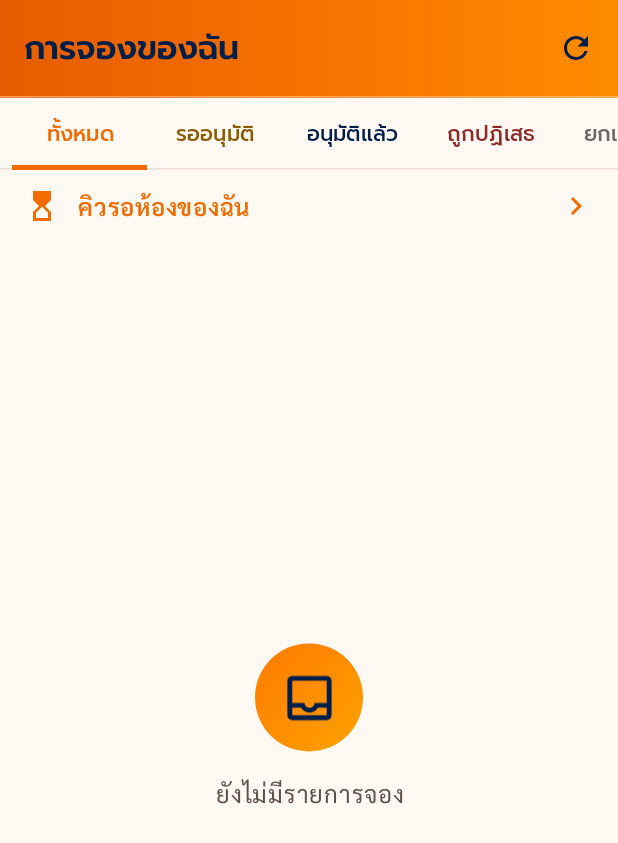
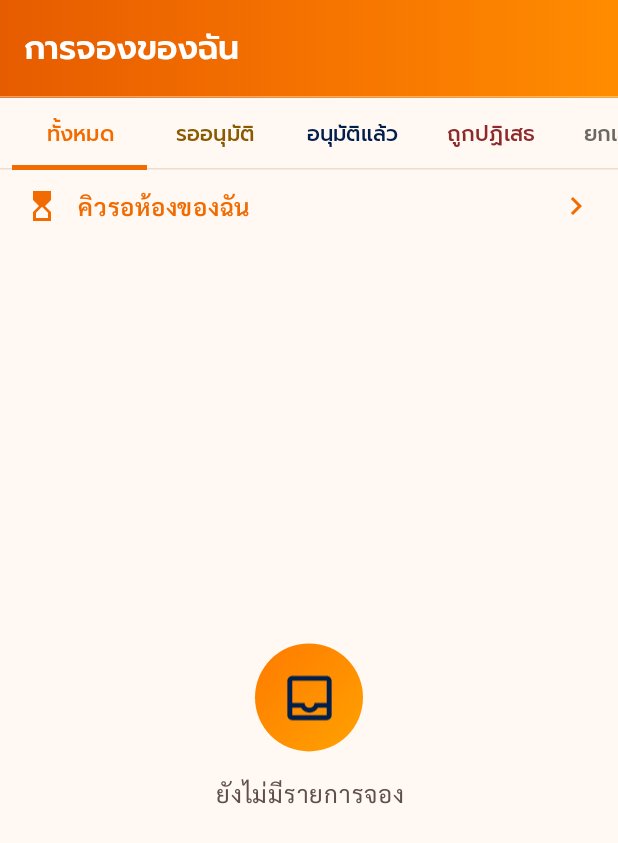
Before and after one commit to nphaungy/smart-room-booking, an Android app built with Jetpack Compose: the composable MyBookingsScreen shown on its own in the app's theme, on a phone screen of 412 x 824 dp. Shown: the top 843 px of the screen. Run offline under Robolectric (Android 15) with nearby library versions, the phone set to English and light mode, and no system bars; our stand-ins replace Shimmer; network calls fail; 1 statement that could not run was skipped.

Commit message:
Add pull-to-refresh to all screens, compact bottom bar, white headers, remove refresh buttons

```diff
--- a/app/src/main/java/com/example/roombooking/ui/approval/ApprovalsScreen.kt
+++ b/app/src/main/java/com/example/roombooking/ui/approval/ApprovalsScreen.kt
@@ -5,7 +5,6 @@ import androidx.compose.foundation.layout.fillMaxSize
 import androidx.compose.foundation.layout.padding
 import androidx.compose.material.icons.Icons
 import androidx.compose.material.icons.filled.QrCodeScanner
-import androidx.compose.material.icons.filled.Refresh
 import androidx.compose.material3.ExtendedFloatingActionButton
 import androidx.compose.material3.Icon
 import androidx.compose.material3.IconButton
@@ -74,7 +73,6 @@ fun ApprovalsScreen(
     ScreenScaffold(
         title = "พิจารณาการจอง",
         actions = {
-            IconButton(onClick = vm::load) { Icon(Icons.Filled.Refresh, "รีเฟรช") }
             topActions()
         },
         // Check-in: staff scan the QR e-ticket on the booker's phone
--- a/app/src/main/java/com/example/roombooking/ui/booking/BookingDetailScreen.kt
+++ b/app/src/main/java/com/example/roombooking/ui/booking/BookingDetailScreen.kt
@@ -14,7 +14,6 @@ import androidx.compose.foundation.layout.size
 import androidx.compose.foundation.rememberScrollState
 import androidx.compose.foundation.verticalScroll
 import androidx.compose.material.icons.Icons
-import androidx.compose.material.icons.filled.Refresh
 import androidx.compose.material3.AlertDialog
 import androidx.compose.material3.ButtonDefaults
 import androidx.compose.material3.Card
@@ -121,7 +120,6 @@ fun BookingDetailScreen(
     ScreenScaffold(
         title = "รายละเอียดการจอง",
         onBack = onBack,
-        actions = { IconButton(onClick = vm::load) { Icon(Icons.Filled.Refresh, "รีเฟรช") } },
         bottomBar = {
             val b = (vm.state as? UiState.Success)?.data
             when {
@@ -139,7 +137,7 @@ fun BookingDetailScreen(
     ) { padding ->
         StateContent(vm.state, vm::load, "ไม่พบรายการ", Modifier.padding(padding)) { b ->
             Column(
-                Modifier.padding(padding).fillMaxSize().verticalScroll(rememberScrollState()).padding(16.dp),
+                Modifier.fillMaxSize().verticalScroll(rememberScrollState()).padding(16.dp),
                 verticalArrangement = Arrangement.spacedBy(12.dp),
             ) {
                 Row {
--- a/app/src/main/java/com/example/roombooking/ui/booking/MyBookingsScreen.kt
+++ b/app/src/main/java/com/example/roombooking/ui/booking/MyBookingsScreen.kt
@@ -20,7 +20,6 @@ import androidx.compose.foundation.lazy.itemsIndexed
 import androidx.compose.material.icons.Icons
 import androidx.compose.material.icons.automirrored.filled.KeyboardArrowRight
 import androidx.compose.material.icons.filled.HourglassTop
-import androidx.compose.material.icons.filled.Refresh
 import androidx.compose.material3.Card
 import androidx.compose.material3.CardDefaults
 import androidx.compose.material3.Icon
@@ -118,8 +117,8 @@ fun MyBookingsScreen(
     val tabs: List<BookingStatus?> = listOf(null) + BookingStatus.entries
     ScreenScaffold(
         title = "การจองของฉัน",
+        contentColor = androidx.compose.ui.graphics.Color.White,
         actions = {
-            IconButton(onClick = vm::refresh) { Icon(Icons.Filled.Refresh, "รีเฟรช") }
             topActions()
         },
     ) { padding ->
--- a/app/src/main/java/com/example/roombooking/ui/booking/WaitlistScreen.kt
+++ b/app/src/main/java/com/example/roombooking/ui/booking/WaitlistScreen.kt
@@ -10,7 +10,6 @@ import androidx.compose.foundation.layout.padding
 import androidx.compose.foundation.lazy.LazyColumn
 import androidx.compose.foundation.lazy.items
 import androidx.compose.material.icons.Icons
-import androidx.compose.material.icons.filled.Refresh
 import androidx.compose.material3.Card
 import androidx.compose.material3.Icon
 import androidx.compose.material3.IconButton
@@ -81,11 +80,10 @@ fun WaitlistScreen(
     ScreenScaffold(
         title = "คิวรอห้อง",
         onBack = onBack,
-        actions = { IconButton(onClick = vm::load) { Icon(Icons.Filled.Refresh, "รีเฟรช") } },
         snackbarHostState = snackbar,
     ) { padding ->
         StateContent(vm.state, vm::load, "ยังไม่มีคิวรอห้อง", Modifier.padding(padding)) { list ->
-            LazyColumn(Modifier.padding(padding), contentPadding = PaddingValues(12.dp), verticalArrangement = Arrangement.spacedBy(8.dp)) {
+            LazyColumn(contentPadding = PaddingValues(12.dp), verticalArrangement = Arrangement.spacedBy(8.dp)) {
                 items(list, key = { it.id }) { e -> WaitlistCard(e, onLeave = { vm.leave(e.id) }, onOpenBooking = onOpenBooking) }
             }
         }
--- a/app/src/main/java/com/example/roombooking/ui/common/Components.kt
+++ b/app/src/main/java/com/example/roombooking/ui/common/Components.kt
@@ -28,6 +28,12 @@ import androidx.compose.animation.togetherWith
 import androidx.compose.foundation.background
 import androidx.compose.foundation.layout.Arrangement
 import androidx.compose.foundation.layout.Box
+import androidx.compose.foundation.layout.BoxWithConstraints
+import androidx.compose.foundation.rememberScrollState
+import androidx.compose.foundation.verticalScroll
+import androidx.compose.material3.pulltorefresh.PullToRefreshBox
+import androidx.compose.runtime.LaunchedEffect
+import kotlinx.coroutines.delay
 import androidx.compose.foundation.layout.Column
 import androidx.compose.foundation.layout.PaddingValues
 import androidx.compose.foundation.layout.Spacer
@@ -96,6 +102,7 @@ fun ScreenScaffold(
     floatingActionButton: @Composable () -> Unit = {},
     bottomBar: @Composable () -> Unit = {},
     snackbarHostState: SnackbarHostState? = null,
+    contentColor: Color = Brand.OnHero,
     content: @Composable (PaddingValues) -> Unit,
 ) {
     Scaffold(
@@ -125,9 +132,9 @@ fun ScreenScaffold(
                         colors = TopAppBarDefaults.topAppBarColors(
                             containerColor = Color.Transparent,
                             scrolledContainerColor = Color.Transparent,
-                            titleContentColor = Brand.OnHero,
-                            navigationIconContentColor = Brand.OnHero,
-                            actionIconContentColor = Brand.OnHero,
+                            titleContentColor = contentColor,
+                            navigationIconContentColor = contentColor,
+                            actionIconContentColor = contentColor,
                         ),
                     )
                     // a light hairline; it also keeps the bar distinct from the page in dark mode
@@ -249,7 +256,40 @@ fun SkeletonCard(modifier: Modifier = Modifier) {
     }
 }
 
-/** Renders any UiState with the three standard states and a success slot. */
+/**
+ * Pull-to-refresh around [content]. The spinner shows from the pull until [state] has left Loading
+ * (and at least a moment, for screens whose reload never shows Loading). [content] must scroll for the gesture to work.
+ */
+@OptIn(ExperimentalMaterial3Api::class)
+@Composable
+fun PullRefresh(
+    state: UiState<*>,
+    onRefresh: () -> Unit,
+    modifier: Modifier = Modifier,
+    content: @Composable () -> Unit,
+) {
+    var pulled by remember { mutableStateOf(false) }
+    LaunchedEffect(pulled, state) {
+        if (pulled && state !is UiState.Loading) {
+            delay(500)
+            pulled = false
+        }
+    }
+    PullToRefreshBox(
+        isRefreshing = pulled,
+        onRefresh = {
+            pulled = true
+            onRefresh()
+        },
+        modifier = modifier.fillMaxSize(),
+        content = { content() },
+    )
+}
+
+/**
+ * Renders any UiState with the three standard states and a success slot.
+ * Pulling down reloads through [onRetry] (every screen that uses this gets pull-to-refresh).
+ */
 @Composable
 fun <T> StateContent(
     state: UiState<T>,
@@ -258,6 +298,8 @@ fun <T> StateContent(
     modifier: Modifier = Modifier,
     content: @Composable (T) -> Unit,
 ) {
+    // `modifier` carries the caller's padding; it goes on the pull box so the spinner sits under the app bar.
+    PullRefresh(state, onRetry, modifier) {
         // Cross-fade only when the KIND of state changes (Loading -> Success, Success -> Error ...);
         // new data inside Success updates in place without flashing.
         AnimatedContent(
@@ -267,10 +309,16 @@ fun <T> StateContent(
             label = "stateContent",
         ) { s ->
             when (s) {
-            UiState.Loading -> LoadingView(modifier)
-            UiState.Empty -> EmptyView(emptyMessage, modifier)
-            is UiState.Error -> ErrorView(s.message, onRetry, modifier)
+                UiState.Loading -> LoadingView()
+                // Empty and error pages scroll (by their own height) so they can still be pulled down.
+                UiState.Empty -> BoxWithConstraints(Modifier.fillMaxSize()) {
+                    EmptyView(emptyMessage, Modifier.verticalScroll(rememberScrollState()).height(maxHeight))
+                }
+                is UiState.Error -> BoxWithConstraints(Modifier.fillMaxSize()) {
+                    ErrorView(s.message, onRetry, Modifier.verticalScroll(rememberScrollState()).height(maxHeight))
+                }
                 is UiState.Success -> content(s.data)
+            }
         }
     }
 }
--- a/app/src/main/java/com/example/roombooking/ui/dashboard/DashboardScreen.kt
+++ b/app/src/main/java/com/example/roombooking/ui/dashboard/DashboardScreen.kt
@@ -170,7 +170,7 @@ private fun DashboardContent(d: Dashboard) {
             }
         }
 
-        GradientTitle("อัตราการใช้ห้อง (ชั่วโมงที่อนุมัติ ÷ ชั่วโมงเปิดให้บริการ)")
+        GradientTitle("อัตราการใช้ห้อง")
         d.rooms.forEachIndexed { i, r ->
             val usage = animatedProgress((r.utilizationPercent / 100.0).toFloat().coerceIn(0f, 1f), delayMillis = 200 + i * 60)
             Column(Modifier.semantics(mergeDescendants = true) {}) {
--- a/app/src/main/java/com/example/roombooking/ui/notifications/NotificationsScreen.kt
+++ b/app/src/main/java/com/example/roombooking/ui/notifications/NotificationsScreen.kt
@@ -16,7 +16,6 @@ import androidx.compose.material.icons.Icons
 import androidx.compose.material.icons.filled.DoneAll
 import androidx.compose.material.icons.filled.Notifications
 import androidx.compose.material.icons.outlined.NotificationsNone
-import androidx.compose.material.icons.filled.Refresh
 import androidx.compose.material3.Card
 import androidx.compose.material3.CardDefaults
 import androidx.compose.material3.Icon
@@ -106,13 +105,11 @@ fun NotificationsScreen(
         onBack = onBack,
         actions = {
             IconButton(onClick = vm::markAll) { Icon(Icons.Filled.DoneAll, "อ่านทั้งหมด") }
-            IconButton(onClick = vm::refresh) { Icon(Icons.Filled.Refresh, "รีเฟรช") }
         },
     ) { padding ->
         StateContent(state, vm::refresh, "ยังไม่มีการแจ้งเตือน", Modifier.padding(padding)) { list ->
             val seen = remember { mutableSetOf<Any>() }
             LazyColumn(
-                Modifier.padding(padding),
                 contentPadding = PaddingValues(12.dp),
                 verticalArrangement = Arrangement.spacedBy(8.dp),
             ) {
```
Also changed, not shown: app/src/main/java/com/example/roombooking/ui/navigation/AppRoot.kt (+24 -1 lines), app/src/main/java/com/example/roombooking/ui/rooms/RoomDetailScreen.kt (+6 -3 lines), app/src/main/java/com/example/roombooking/ui/rooms/RoomListScreen.kt (+36 -7 lines). Lines whose indentation alone changed are shown as unchanged.
